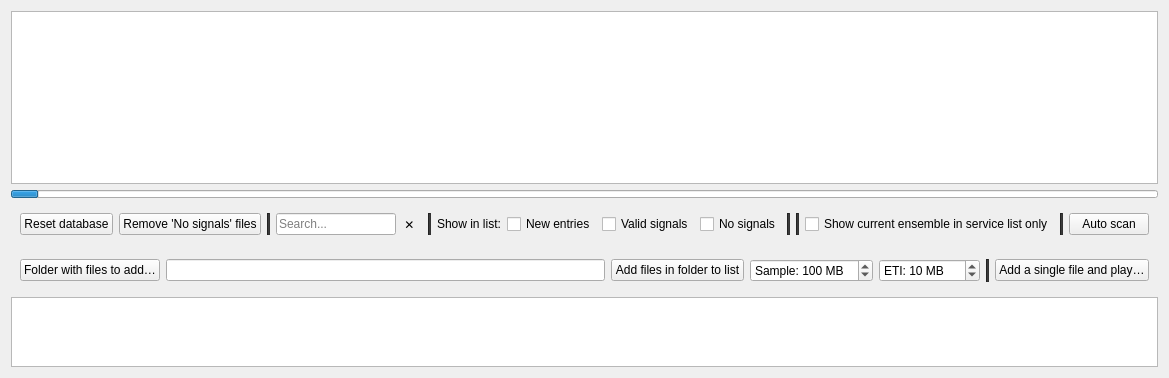
Qt form src/base/forms/ensemble_list.ui (tomneda/DABstar) before a commit.
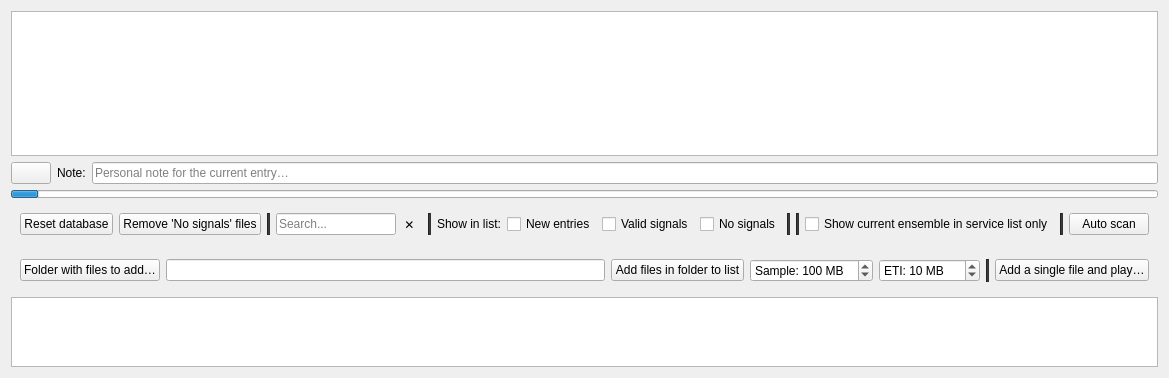
The same form after that commit.

Commit message: Add ensemble notes and favorites

Patch:
```diff
--- a/src/base/forms/ensemble_list.ui
+++ b/src/base/forms/ensemble_list.ui
@@ -13,10 +13,55 @@
   <property name="windowTitle">
    <string>Ensemble List</string>
   </property>
-  <layout class="QVBoxLayout" name="verticalLayout_3" stretch="3,0,0,0,1">
+  <layout class="QVBoxLayout" name="verticalLayout_3" stretch="3,0,0,0,0,1">
    <item>
     <widget class="QTableView" name="tblEnsembleList"/>
    </item>
+   <item>
+    <widget class="QWidget" name="containerUserData" native="true">
+     <layout class="QHBoxLayout" name="horLayoutUserData">
+      <property name="leftMargin">
+       <number>0</number>
+      </property>
+      <property name="topMargin">
+       <number>0</number>
+      </property>
+      <property name="rightMargin">
+       <number>0</number>
+      </property>
+      <property name="bottomMargin">
+       <number>0</number>
+      </property>
+      <item>
+       <widget class="QPushButton" name="btnToggleFavorite">
+        <property name="toolTip">
+         <string>&lt;html&gt;&lt;head/&gt;&lt;body&gt;&lt;p&gt;&lt;span style=&quot; font-weight:700;&quot;&gt;Toggle the current ensemble entry as a favourite&lt;/span&gt;&lt;/p&gt;&lt;p&gt;The favourite state is shown in the first column of the list.&lt;/p&gt;&lt;p&gt;The favourites and notes are stored separately and are kept when the database is reset or the entries are rescanned.&lt;/p&gt;&lt;/body&gt;&lt;/html&gt;</string>
+        </property>
+       </widget>
+      </item>
+      <item>
+       <widget class="QLabel" name="lblNote">
+        <property name="text">
+         <string>Note:</string>
+        </property>
+       </widget>
+      </item>
+      <item>
+       <widget class="QLineEdit" name="ledNote">
+        <property name="toolTip">
+         <string>&lt;html&gt;&lt;head/&gt;&lt;body&gt;&lt;p&gt;&lt;span style=&quot; font-weight:700;&quot;&gt;Personal note for the current ensemble entry&lt;/span&gt;&lt;/p&gt;&lt;p&gt;The note is saved automatically. The list shows only the beginning of the note, the search field also finds the rest of it.&lt;/p&gt;&lt;p&gt;The favourites and notes are stored separately and are kept when the database is reset or the entries are rescanned.&lt;/p&gt;&lt;/body&gt;&lt;/html&gt;</string>
+        </property>
+        <property name="placeholderText">
+         <string>Personal note for the current entry…</string>
+        </property>
+        <property name="clearButtonEnabled">
+         <bool>true</bool>
+        </property>
+       </widget>
+      </item>
+     </layout>
+    </widget>
+   </item>
    <item>
     <widget class="QProgressBar" name="progressBar">
      <property name="maximumSize">
```
Left out of the diff: 2 changed lines with no effect on the pictures. The commit also changes 11 other files.
